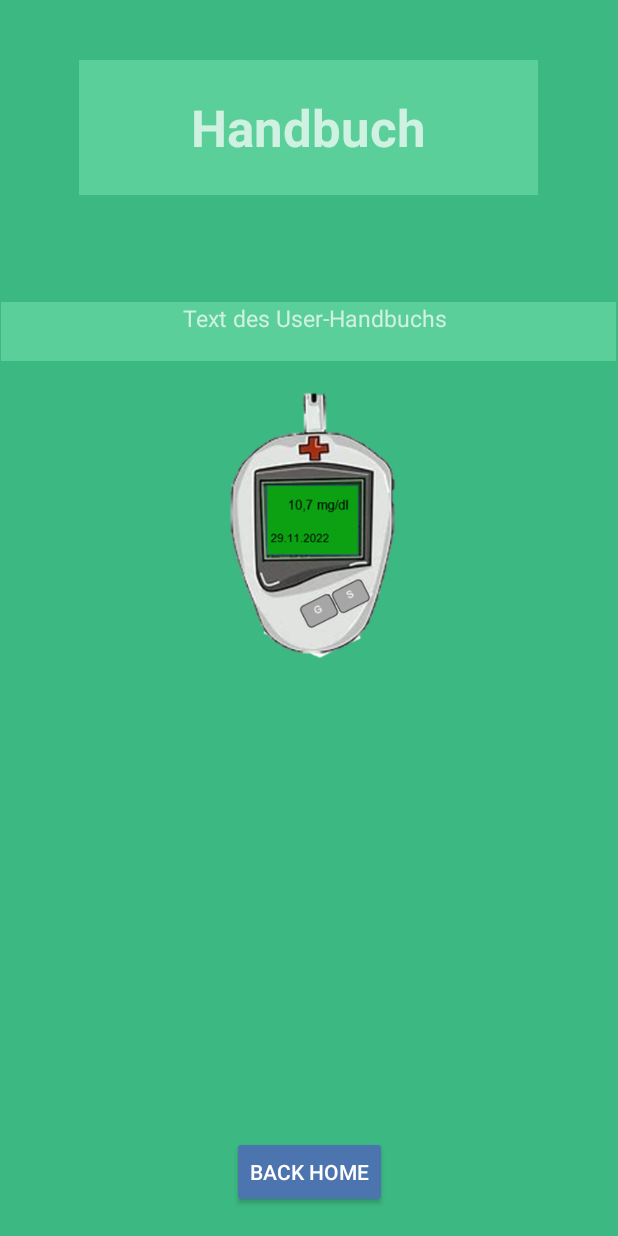
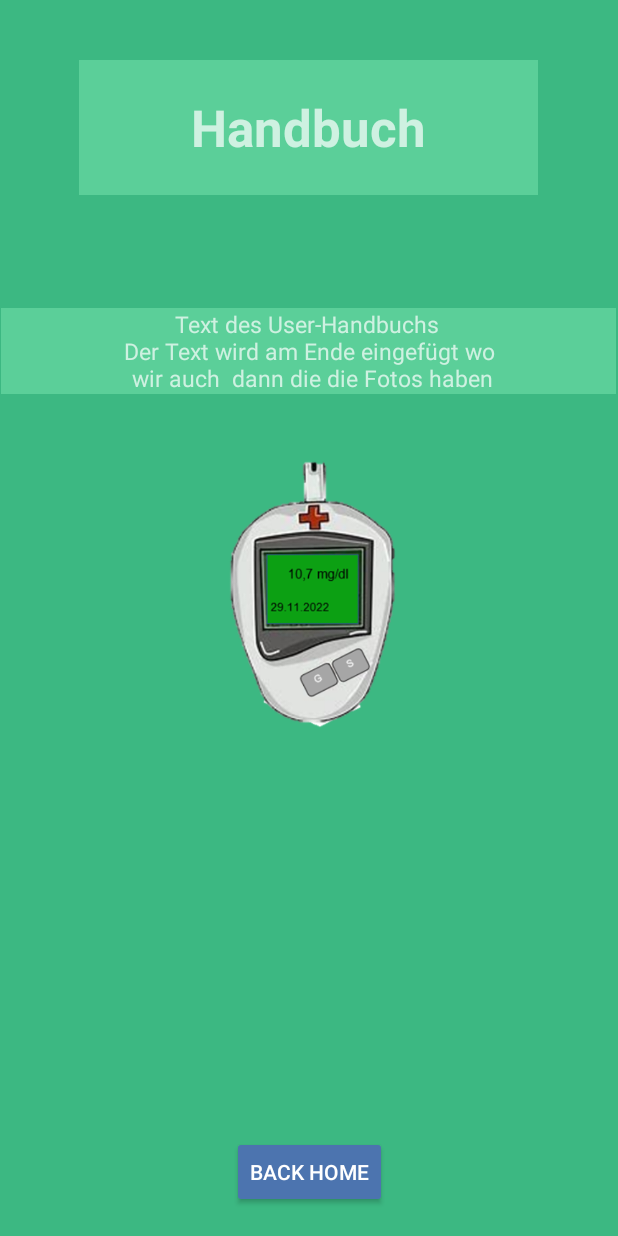
Before and after one commit to KathrinKollegger/Gluko-Smart-App, an Android app: the UserManual2 screen opened directly, with no data from a screen before it, on a phone screen of 412 x 824 dp. Run offline under Robolectric (Android 15) with nearby library versions, the phone set to English and light mode, and no system bars.

Commit message:
Handbuch beginn ;M Fotos erst am Ende wenn Oberfläche fix steht

```diff
--- a/app/src/main/res/layout/activity_usermanual2.xml
+++ b/app/src/main/res/layout/activity_usermanual2.xml
@@ -50,29 +50,42 @@
         app:layout_constraintStart_toStartOf="parent"
         app:layout_constraintTop_toBottomOf="@+id/textview_handbuch">
 
-        <LinearLayout
+        <androidx.constraintlayout.widget.ConstraintLayout
             android:layout_width="match_parent"
             android:layout_height="wrap_content"
             android:orientation="vertical">
 
             <TextView
+                android:id="@+id/textView4"
                 android:layout_width="422dp"
                 android:layout_height="match_parent"
+                android:layout_marginTop="4dp"
+                android:layout_marginBottom="12dp"
                 android:background="#5BCF99"
                 android:gravity="center"
-                android:text="Text des User-Handbuchs \n"
+                android:text="Text des User-Handbuchs \n Der Text wird am Ende eingefügt wo \n wir auch  dann die die Fotos haben"
                 android:textSize="15dp"
                 android:textStyle="normal"
-                android:visibility="visible" />
+                android:visibility="visible"
+                app:layout_constraintBottom_toTopOf="@+id/imageView4"
+                app:layout_constraintEnd_toEndOf="parent"
+                app:layout_constraintStart_toStartOf="parent"
+                app:layout_constraintTop_toTopOf="parent" />
 
             <ImageView
+                android:id="@+id/imageView4"
                 android:layout_width="match_parent"
                 android:layout_height="201dp"
+                android:layout_marginTop="12dp"
                 android:src="@drawable/logo_ohne"
+                app:layout_constraintBottom_toBottomOf="parent"
+                app:layout_constraintEnd_toEndOf="parent"
+                app:layout_constraintStart_toStartOf="parent"
+                app:layout_constraintTop_toBottomOf="@+id/textView4"
                 app:srcCompat="@drawable/logo_ohne" />
 
 
-        </LinearLayout>
+        </androidx.constraintlayout.widget.ConstraintLayout>
     </ScrollView>
 
 
```
